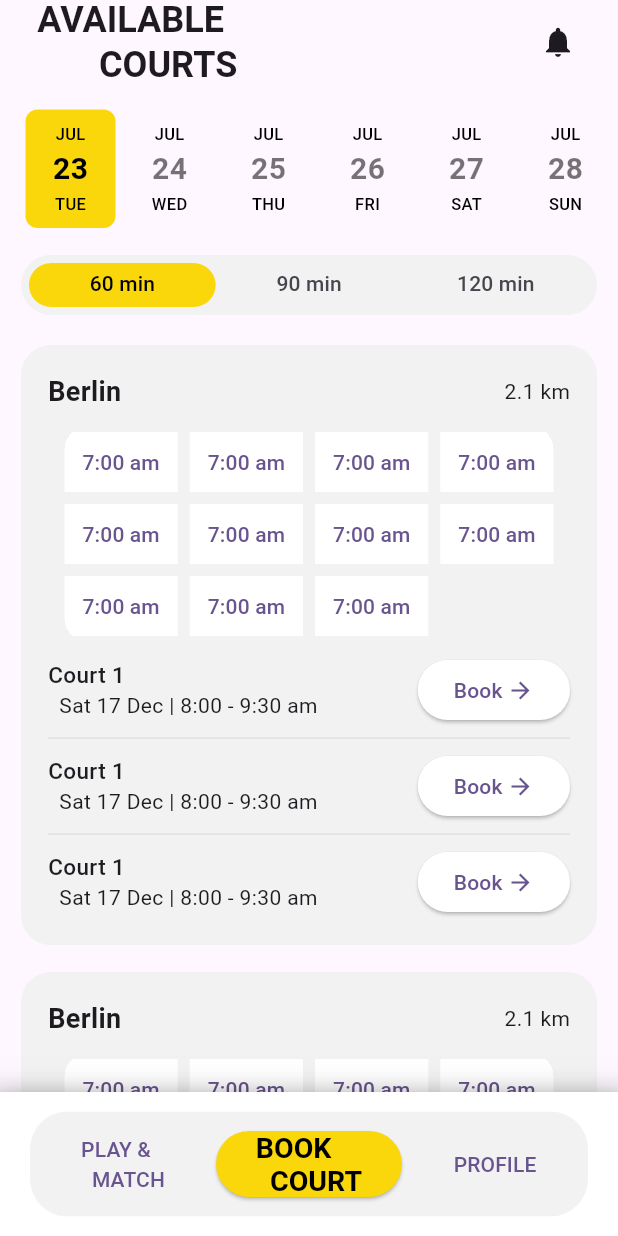
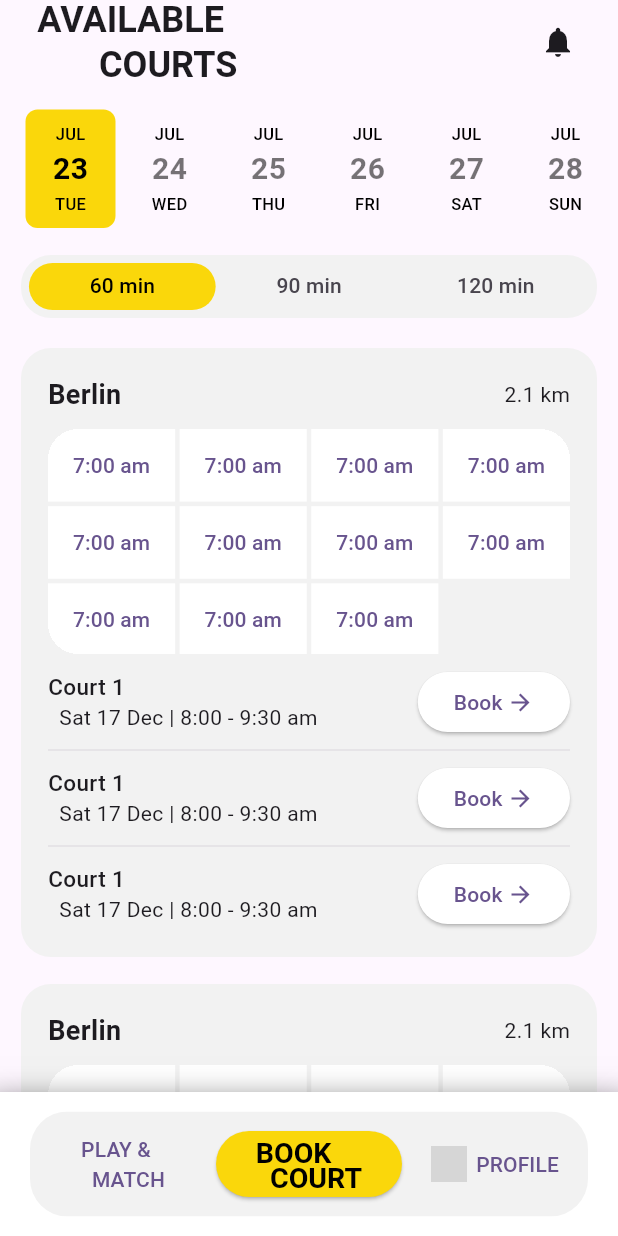
Before and after one commit to gulshanigtechso/Book-Go-FlutterApp, a Flutter app: the screen it shows after launch, on a phone screen of 412 x 824 dp. Run offline on Flutter 3.47's test engine with Material 3 defaults, Android fonts, the phone set to English and light mode, and no system bars; drawn by our look-alikes of date_picker_timeline; network calls fail; Roboto replaces fonts that are missing (DINNextStencilRust); grey boxes are pictures that could not be loaded.

Commit message:
Fix alignments issues

```diff
--- a/lib/widgets/booking_box.dart
+++ b/lib/widgets/booking_box.dart
@@ -44,13 +44,15 @@ class BookingBox extends StatelessWidget {
 
   Widget _timeButton() {
     return Container(
-      decoration: BoxDecoration(borderRadius: BorderRadius.circular(16)),
+      height: 150,
+      decoration: BoxDecoration(borderRadius: BorderRadius.circular(20)),
       clipBehavior: Clip.hardEdge,
-      child: Wrap(
-        alignment: WrapAlignment.start,
-        runAlignment: WrapAlignment.start,
-        spacing: 8.0,
-        runSpacing: 0.0,
+      child: GridView.count(
+        crossAxisCount: 4,
+        crossAxisSpacing: 3.0,
+        mainAxisSpacing: 3.0,
+        shrinkWrap: true,
+        childAspectRatio: 1.75,
         children: List.generate(11, (int index) => const TimeButton()),
       ),
     );
--- a/lib/widgets/bottom_navbar.dart
+++ b/lib/widgets/bottom_navbar.dart
@@ -21,14 +21,18 @@ class BottomNavbar extends StatelessWidget {
 
   Widget _button2() {
     const TextStyle bookCourtTextStyle = TextStyle(
-        fontWeight: FontWeight.bold,
-        fontSize: 19.0,
-        color: Colors.black,
-        fontFamily: 'DINNextStencilRust');
+      fontWeight: FontWeight.bold,
+      fontSize: 19.0,
+      color: Colors.black,
+      fontFamily: 'DINNextStencilRust',
+      height: 0.9,
+    );
 
     return ElevatedButton(
       onPressed: () {},
-      style: ElevatedButton.styleFrom(backgroundColor: const Color(0xfffad70b)),
+      style: ElevatedButton.styleFrom(
+          backgroundColor: const Color(0xfffad70b),
+          padding: const EdgeInsets.only(top: 7.0, bottom: 3.0)),
       child: RichText(
           text: TextSpan(children: [
         TextSpan(text: "Book \n".toUpperCase(), style: bookCourtTextStyle),
@@ -38,6 +42,24 @@ class BottomNavbar extends StatelessWidget {
   }
 
   Widget _button3() {
-    return TextButton(onPressed: () {}, child: Text("Profile".toUpperCase()));
+    return TextButton(
+        onPressed: () {},
+        child: Center(
+          child: Row(
+            mainAxisAlignment: MainAxisAlignment.center,
+            children: [
+              const CircleAvatar(
+                radius: 12.0,
+                backgroundImage: NetworkImage(
+                    'https://picsum.photos/200'), // Replace with your image URL
+                backgroundColor:
+                    Colors.transparent, // Make background transparent
+              ),
+              const SizedBox(width: 6.0), // Add spacing between image and text
+              Text("Profile".toUpperCase()),
+            ],
+          ),
+        ));
+    // return TextButton(onPressed: () {}, child: Text("Profile".toUpperCase()));
   }
 }
--- a/lib/widgets/time_tabs.dart
+++ b/lib/widgets/time_tabs.dart
@@ -34,9 +34,10 @@ class _TimeTabsState extends State<TimeTabs>
           margin: const EdgeInsets.only(bottom: 20.0),
           padding: const EdgeInsets.all(5.3),
           decoration: BoxDecoration(
-              color: const Color(0xfff2f2f2),
-              borderRadius: BorderRadius.circular(20.0)),
-          height: 40.0,
+            color: const Color(0xfff2f2f2),
+            borderRadius: BorderRadius.circular(20.0),
+          ),
+          height: 42.0,
           child: TabBar(
             controller: _tabController,
             labelColor: Colors.black,
```
